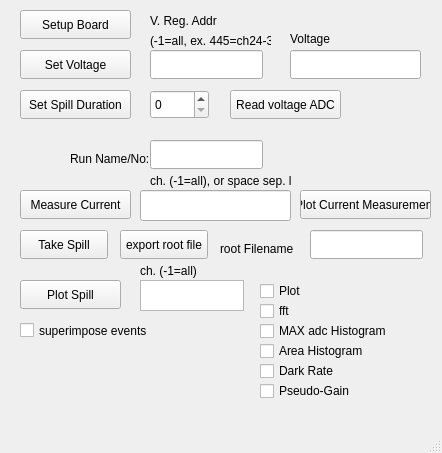
Above: DAPHNEgui.ui from dmishins/DCA3 before the change. Below: the same form after it.
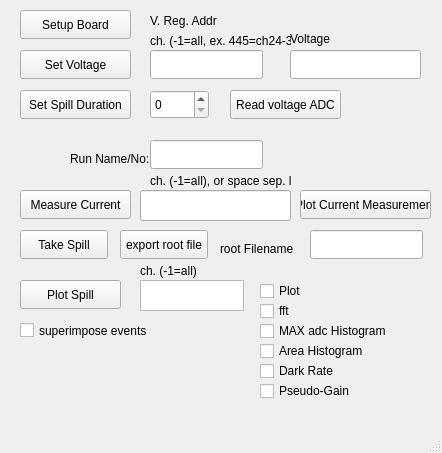
That is the form after the change.

Commit message: fixed bug that caused gui to be inoperable, minor changes to debugging in takeandexport

What changed in the file:
```diff
--- a/DAPHNEgui.ui
+++ b/DAPHNEgui.ui
@@ -280,12 +280,12 @@
      <rect>
       <x>150</x>
       <y>30</y>
-      <width>121</width>
+      <width>141</width>
       <height>21</height>
      </rect>
     </property>
     <property name="text">
-     <string>(-1=all, ex. 445=ch24-31)</string>
+     <string>ch. (-1=all, ex. 445=ch24-31)</string>
     </property>
    </widget>
    <widget class="QPushButton" name="btn_readadc">
```
The commit also changes 2 other files.
